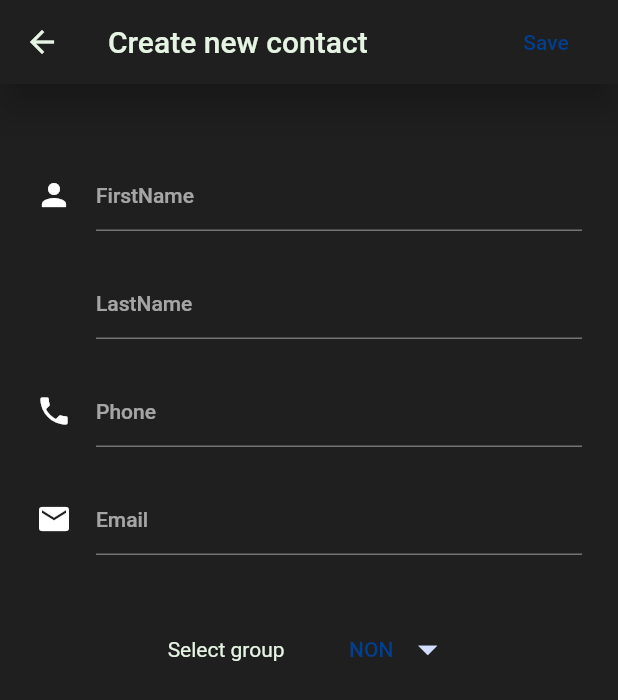
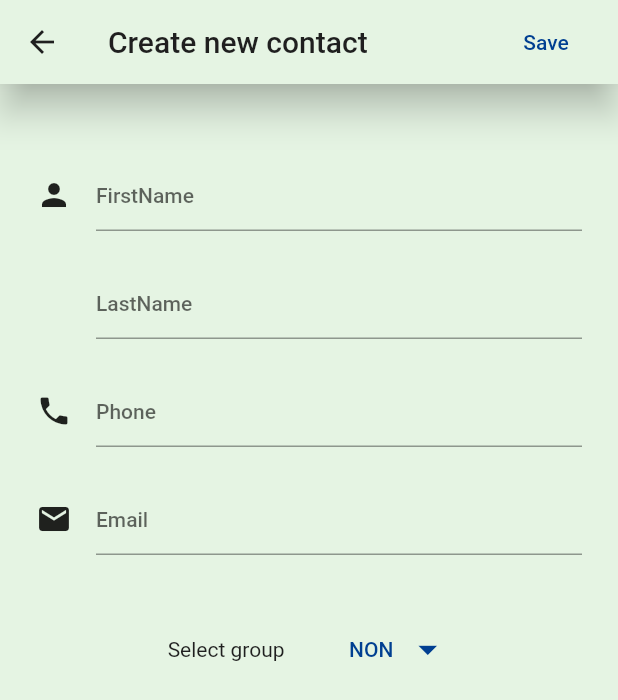
Before and after one commit to De-pitcher/contact_app, a Flutter app: the screen it shows after launch, after a tap on the "add" icon, on a phone screen of 412 x 824 dp. Shown: the top 700 px of the screen. Run offline on Flutter 3.47's test engine with Material 2 defaults, Android fonts, the phone set to English and light mode, and no system bars; our stand-ins replace azlistview, contacts_service, hive, hive_flutter, permission_handler, scrollable_positioned_list; accounts and stored records are empty.

```diff
--- a/lib/main.dart
+++ b/lib/main.dart
@@ -24,8 +24,7 @@ class MyApp extends StatelessWidget {
     return MaterialApp(
         title: 'Flutter Demo',
         debugShowCheckedModeBanner: false,
-        theme: AppTheme.dark(context),
-        // home: const AddContact()
+        theme: AppTheme.light(context),
         home: permissionStatus == null
             ? const PermisionChecker()
             : permissionStatus
--- a/lib/widgets/contact_widget.dart
+++ b/lib/widgets/contact_widget.dart
@@ -5,6 +5,7 @@ import 'package:hive/hive.dart';
 
 import '../data/hive_db.dart';
 import '../models/group.dart';
+import '../screens/my_home_screen.dart';
 import '../utils/app_color.dart';
 
 class ContactWidget extends StatefulWidget {
@@ -19,7 +20,8 @@ class ContactWidget extends StatefulWidget {
     this.name = '',
     this.number = '',
     this.email = '',
-    required this.group, required this.title,
+    required this.group,
+    required this.title,
   });
 
   @override
@@ -39,8 +41,10 @@ class _ContactWidgetState extends State<ContactWidget> {
   void initState() {
     _firstNameController =
         TextEditingController(text: widget.name.split(' ').first);
-    _lastNameController =
-        TextEditingController(text: widget.name.split(' ').last);
+    _lastNameController = TextEditingController(
+        text: widget.name.split(' ').first == widget.name.split(' ').last
+            ? ''
+            : widget.name.split(' ').last);
     _numberNameController = TextEditingController(text: widget.number);
     _emailNameController = TextEditingController(text: widget.email);
     _dropdownValue = widget.group;
@@ -107,9 +111,9 @@ class _ContactWidgetState extends State<ContactWidget> {
         elevation: 10,
         leading: IconButton(
           icon: const Icon(Icons.arrow_back),
-          onPressed: () {
-            Navigator.pop(context);
-          },
+          onPressed: () => Navigator.of(context)
+        .pushReplacementNamed(MyHomeScreen.id)
+        .then((value) => true),
         ),
         title: Text(widget.title),
         actions: [
```
Also changed, not shown: lib/widgets/contact_details_widget.dart (+70 -29 lines).
